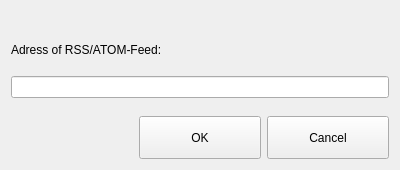
The window that ui/feed-input.ui (berndhs/arado) describes before a commit, drawn with Qt 5.
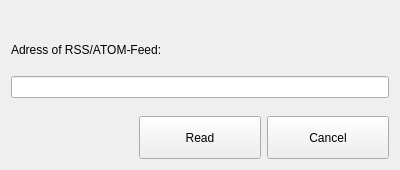
The same window after the commit. Icons and pictures are not drawn.

Commit message:
test feed input url link needed:
aradomain.cpp: feedUi.feedEdit->setText  (line 235)
=>
rssfeed.cpp: lineEdit->setText ( line 30)

Patch:
```diff
--- a/ui/feed-input.ui
+++ b/ui/feed-input.ui
@@ -69,7 +69,7 @@
       </size>
      </property>
      <property name="text">
-      <string>OK</string>
+      <string>Read</string>
      </property>
      <property name="icon">
       <iconset resource="../arado.qrc">
```
The commit also changes 1 other file.
